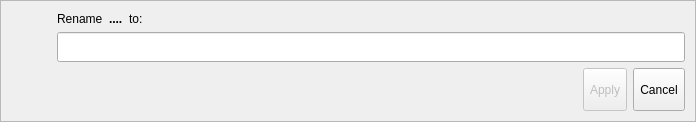
Old version of the form libs/libgui/ui/widgets/objectrenamewidget.ui in the repository pgmodeler/pgmodeler.
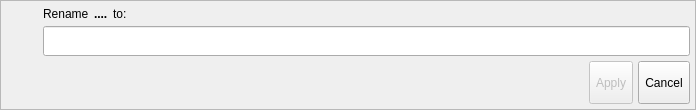
New version of the form. Icons and pictures are not drawn.

Commit message: Adjusted the layouts spacing in ui/tools/* and ui/widget/*

```diff
--- a/libs/libgui/ui/widgets/objectrenamewidget.ui
+++ b/libs/libgui/ui/widgets/objectrenamewidget.ui
@@ -7,7 +7,7 @@
     <x>0</x>
     <y>0</y>
     <width>696</width>
-    <height>122</height>
+    <height>110</height>
    </rect>
   </property>
   <property name="sizePolicy">
@@ -81,16 +81,19 @@
      </property>
      <layout class="QGridLayout" name="gridLayout_3">
       <property name="leftMargin">
-       <number>10</number>
+       <number>5</number>
       </property>
       <property name="topMargin">
-       <number>10</number>
+       <number>5</number>
       </property>
       <property name="rightMargin">
-       <number>10</number>
+       <number>5</number>
       </property>
       <property name="bottomMargin">
-       <number>10</number>
+       <number>5</number>
+      </property>
+      <property name="spacing">
+       <number>5</number>
       </property>
       <item row="0" column="0">
        <spacer name="horizontalSpacer">
@@ -112,14 +115,14 @@
        <widget class="QLabel" name="obj_icon_lbl">
         <property name="minimumSize">
          <size>
-          <width>40</width>
-          <height>40</height>
+          <width>32</width>
+          <height>32</height>
          </size>
         </property>
         <property name="maximumSize">
          <size>
-          <width>40</width>
-          <height>40</height>
+          <width>32</width>
+          <height>32</height>
          </size>
         </property>
         <property name="frameShape">
@@ -198,6 +201,9 @@
       </item>
       <item row="1" column="1" rowspan="2" colspan="3">
        <layout class="QGridLayout" name="gridLayout">
+        <property name="spacing">
+         <number>5</number>
+        </property>
         <item row="0" column="0" colspan="3">
          <widget class="QLineEdit" name="new_name_edt">
           <property name="minimumSize">
```
The commit also changes 41 other files.
